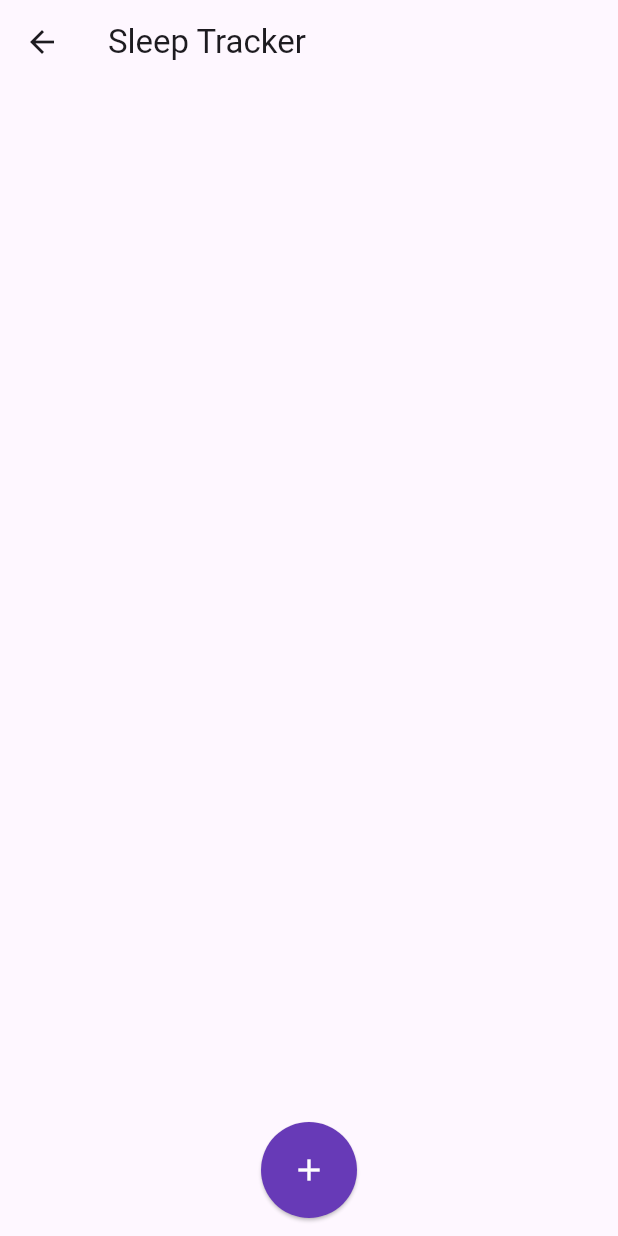
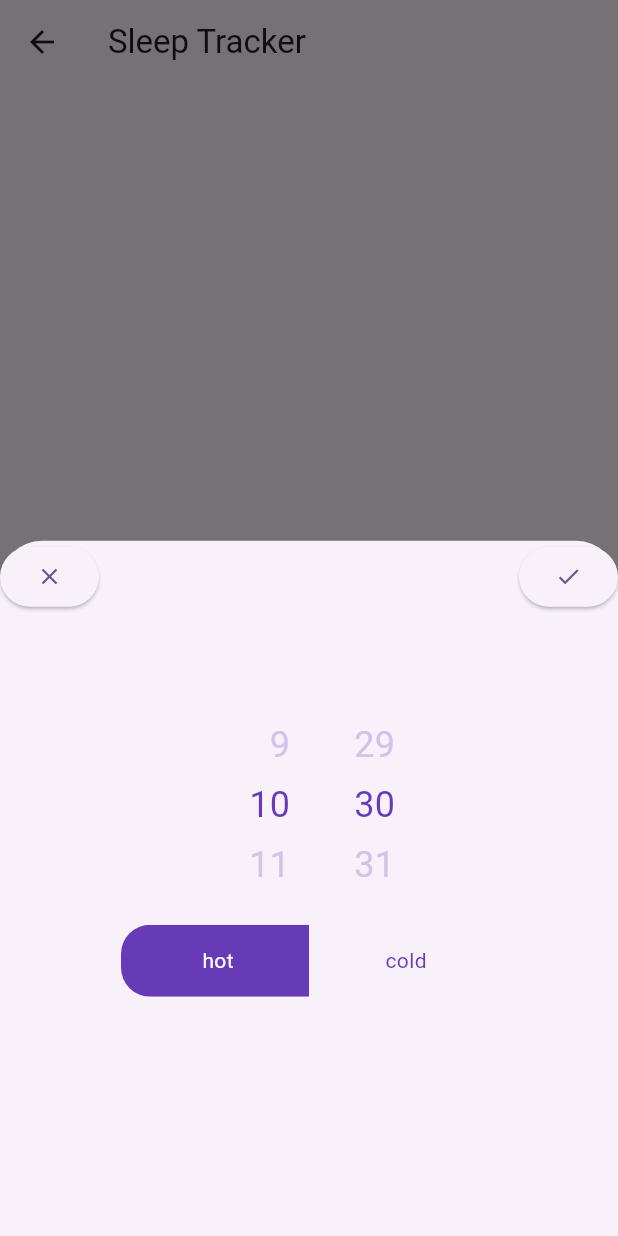
Before and after one commit to shiver225/Senjorams, a Flutter app: the SleepScreen screen opened directly, after a tap on the "add" icon, on a phone screen of 412 x 824 dp. Run offline on Flutter 3.47's test engine with Material 3 defaults, Android fonts, the phone set to English and light mode, and no system bars; drawn by our look-alikes of flutter_time_picker_spinner; our stand-ins replace cloud_firestore, cloud_functions, firebase_auth, firebase_core, flutter_local_notifications, flutter_timezone and 2 more; missing offline and left inert: bottom_picker; accounts and stored records are empty.

Commit message:
added local user prefrence saving for alarms, changed the scroll picker widget

```diff
--- a/senjorams/lib/main.dart
+++ b/senjorams/lib/main.dart
@@ -6,13 +6,15 @@ import 'package:senjorams/firebase_options.dart';
 import 'package:senjorams/main_screen_ui.dart';
 import 'package:senjorams/services/notification_service.dart';
 import 'package:senjorams/start_sreen_ui.dart';
+import 'package:shared_preferences/shared_preferences.dart';
 
 // void main() {
 //   runApp(const MyApp());
 // }
-
+SharedPreferences? prefs;
 Future<void> main() async {
   WidgetsFlutterBinding.ensureInitialized();
+  prefs  = await SharedPreferences.getInstance();
   NotificationService().initNotification();
   await Firebase.initializeApp(
     options: DefaultFirebaseOptions.currentPlatform,
--- a/senjorams/lib/sleep_ui.dart
+++ b/senjorams/lib/sleep_ui.dart
@@ -13,6 +13,7 @@ import 'package:senjorams/main.dart';
 import 'package:senjorams/main_screen_ui.dart';
 import 'package:senjorams/services/notification_service.dart';
 import 'package:shared_preferences/shared_preferences.dart';
+import 'package:flutter_time_picker_spinner/flutter_time_picker_spinner.dart';
 
 
 
@@ -41,9 +42,12 @@ class SleepScreen extends StatefulWidget {
 }
 
 class _SleepScreenState extends State<SleepScreen> {
+  final List<bool> _visableSleepSchedual = <bool> [true, false];
+  final List<bool> _timeSelection = <bool> [true, false];
+
   List<Alarm> alarmList = [];
   List<Alarm> alarmTrachCan = [];
-  TimeOfDay? selectedTime;
+  TimeOfDay? _selectedTime;
   TimePickerEntryMode entryMode = TimePickerEntryMode.dial;
   Orientation? orientation;
   TextDirection textDirection = TextDirection.ltr;
@@ -53,7 +57,7 @@ class _SleepScreenState extends State<SleepScreen> {
   @override
   void initState() {
     super.initState();
-    _updateData();
+    _loadData();
     // Set the login code from the widget parameter when available
   }
 
@@ -81,11 +85,11 @@ class _SleepScreenState extends State<SleepScreen> {
         ),
         actions: [
           IconButton(
-              onPressed: () {
+              onPressed: () async {
                 alarmList.removeWhere((item) => alarmTrachCan.contains(item));
                 //disable alarm
-                alarmTrachCan.clear();
-                setState(() {});
+                await _saveData();
+                setState(() {alarmTrachCan.clear();});
               },
               icon: const Icon(Icons.delete, color: Colors.white))
         ],
@@ -113,11 +117,12 @@ class _SleepScreenState extends State<SleepScreen> {
                           ),
                           trailing: Switch(
                             value: alarmList[index].enabled,
-                            onChanged: (bool value) {
+                            onChanged: (bool value) async {
                               // This is called when the user toggles the switch.
                               setState(() {
                                 alarmList[index].enabled = value;
                               });
+                              await _saveData();
                             },
                           ),
                           onTap: alarmTrachCan.isEmpty ? ()=> {} : () => toggleSelection(alarmList[index]),
@@ -143,25 +148,23 @@ class _SleepScreenState extends State<SleepScreen> {
                           if (states.contains(MaterialState.pressed)) return Colors.deepPurple.shade800; // <-- Splash color
                         }),
                       ),
-                      onPressed: () async {
-                        bottomScrollPicker().show(context);
-                      },
+                      onPressed: () => modalScrollPicker(context),
                       child: const Icon(Icons.add, color: Colors.white, size: 24,)
                     ),
                   ),
     );
   }
-  void _updateData() async{
-      SharedPreferences prefs = await SharedPreferences.getInstance();
-      final String? saved = prefs.getString('alarmList');
+  void _loadData() {
+    final String? saved = prefs?.getString('alarmList');
+    print(saved);
     if(saved != null){
       final List<dynamic> decoded = json.decode(saved);
       alarmList = decoded.map((alarm) => Alarm.fromJson(Map<String, dynamic>.from(alarm))).toList();
     }
+  }
+  Future<void> _saveData() async {
     final String alarmL = json.encode(alarmList);
-      print(alarmL);
-      await prefs.setString('alarmList', alarmL);
-
+    await prefs?.setString('alarmList', alarmL);
   }
   void toggleSelection(Alarm alarm) {
     setState(() {
@@ -176,54 +179,132 @@ class _SleepScreenState extends State<SleepScreen> {
       }
     });
   }
-  BottomPicker bottomScrollPicker(){
-      return BottomPicker.time(
-        pickerTitle: const Text(
-          'Set your sleep time',
-          style: TextStyle(
-            fontWeight: FontWeight.bold,
-            fontSize: 15,
-            color: Colors.black,
+
+
+  void modalScrollPicker(BuildContext context){
+    showModalBottomSheet<void>(
+      context: context,
+      builder: (BuildContext context) {
+        return StatefulBuilder(
+          builder: (BuildContext context, StateSetter setModalState){
+        return SizedBox(
+          child: Center(
+            child: Column(
+              children: <Widget>[
+                Row(
+                  children: <Widget>[
+                    ElevatedButton(
+                      child: const Icon(Icons.clear),
+                      onPressed: () => Navigator.pop(context),
+                    ),
+                    const Spacer(),
+                    ElevatedButton(
+                      child: const Icon(Icons.check),
+                      onPressed: () async {
+                        setState(() {
+                          alarmList.add(Alarm(time: _selectedTime, alarmId: 0, enabled: true));
+                          NotificationService().scheduledNotification(hour: _selectedTime?.hour ?? 0, minutes: _selectedTime?.minute ?? 0,title: 'Sample title', body: 'Sample body');
+                          Navigator.pop(context);
+                        });
+                        await _saveData();
+                      },
+                    ),
+                  ],
+                ),
+                Visibility(
+                  maintainSize: true,
+                  maintainAnimation: true,
+                  maintainState: true,
+                  visible: _visableSleepSchedual[1],
+                  child: toggleButtons2B(
+                    selectionList: _timeSelection,
+                    text1: "hot",
+                    text2: "cold",
+                    setModalState: setModalState
                   ),
                 ),
-        buttonContent: const Text(
-          'select',
-          textAlign: TextAlign.center,
-          style: TextStyle(
-            color: Colors.deepPurple,
-            fontSize: 16,
+                SizedBox(height: 20),
+                timePickerSpinn(),
+                SizedBox(height: 20),
+                toggleButtons2B(
+                  selectionList: _visableSleepSchedual,
+                  text1: "hot",
+                  text2: "cold",
+                  setModalState: setModalState
+                ),
+              ],
             ),
           ),
-        buttonStyle: BoxDecoration(
-          border: const Border(
-              bottom:BorderSide(
-                color: Colors.grey,
-                width: 0.5,
+        );
+        });
+      },
+    );
+  }
+  ToggleButtons toggleButtons2B(
+    {
+      required StateSetter setModalState,
+      required String text1,
+      required String text2,
+      required List<bool> selectionList
+    }
+  ){
+    return ToggleButtons(
+                    renderBorder: false,
+                    color: Colors.deepPurple,
+                    fillColor: Colors.deepPurple,
+                    selectedColor: Colors.white,
+                    borderRadius: BorderRadius.circular(20),
+                    isSelected: selectionList,
+                    children: <Widget> [
+                      SizedBox(
+                        width: (MediaQuery.of(context).size.width - 36)/3,
+                        child: Row(
+                          mainAxisAlignment: MainAxisAlignment.center,
+                          children: <Widget>[
+                            const SizedBox(width: 4.0),
+                            Text(text1),
+                          ],
                         ),
                       ),
-
-          borderRadius: BorderRadius.circular(20),
-          color: const Color.fromARGB(255, 247,242,249),
+                      SizedBox(
+                        width: (MediaQuery.of(context).size.width - 36)/3,
+                        child: Row(
+                          mainAxisAlignment: MainAxisAlignment.center,
+                          children: <Widget>[
+                            const SizedBox(width: 4.0,),
+                            Text(text2),
+                          ],
                         ),
-        onSubmit: (index) {
-          setState(() {
-            selectedTime = TimeOfDay(hour: index.hour, minute: index.minute);
-            NotificationService().scheduledNotification(hour: selectedTime?.hour ?? 0, minutes: selectedTime?.minute ?? 0,title: 'Sample title', body: 'Sample body');
-            alarmList.add(Alarm(time: selectedTime, alarmId: 0, enabled: true));
-            _updateData();
+                      ),
+                    ],
+                    onPressed: (index) {
+                      setModalState(() {
+                        for (int i = 0; i < selectionList.length; i++){
+                          selectionList[i] = index == i;
+                        }
                       });
                     },
-        pickerTextStyle: const TextStyle(
+                  );
+  }
+  TimePickerSpinner timePickerSpinn() {
+    return TimePickerSpinner(
+      is24HourMode: true,
+      normalTextStyle: TextStyle(
+        color: Colors.deepPurple.shade100,
+        fontSize: 24,
+      ),
+      highlightedTextStyle: const TextStyle(
         color: Colors.deepPurple,
-          fontWeight: FontWeight.bold,
-          fontSize: 25,
+        fontSize: 24,
       ),
-        onClose: () {
-          print('Picker closed');
+      spacing: 25,
+      itemHeight: 40,
+      onTimeChange: (time) {
+        setState(() {
+              _selectedTime = TimeOfDay(hour: time.hour, minute: time.minute);
+              //NotificationService().scheduledNotification(hour: selectedTime?.hour ?? 0, minutes: selectedTime?.minute ?? 0,title: 'Sample title', body: 'Sample body');
+        });
       },
-        bottomPickerTheme: BottomPickerTheme.blue,
-        use24hFormat: true,
-        initialTime: Time.now(),
     );
   }
 }
--- a/senjorams/pubspec.yaml
+++ b/senjorams/pubspec.yaml
@@ -50,6 +50,7 @@ dependencies:
   bottom_picker: ^2.6.0
   android_alarm_manager_plus: ^4.0.1
   shared_preferences: ^2.2.2
+  flutter_time_picker_spinner: ^2.0.0
 
 dev_dependencies:
   flutter_test:
```
Also changed, not shown: senjorams/pubspec.lock. Lines whose indentation alone changed are shown as unchanged.
